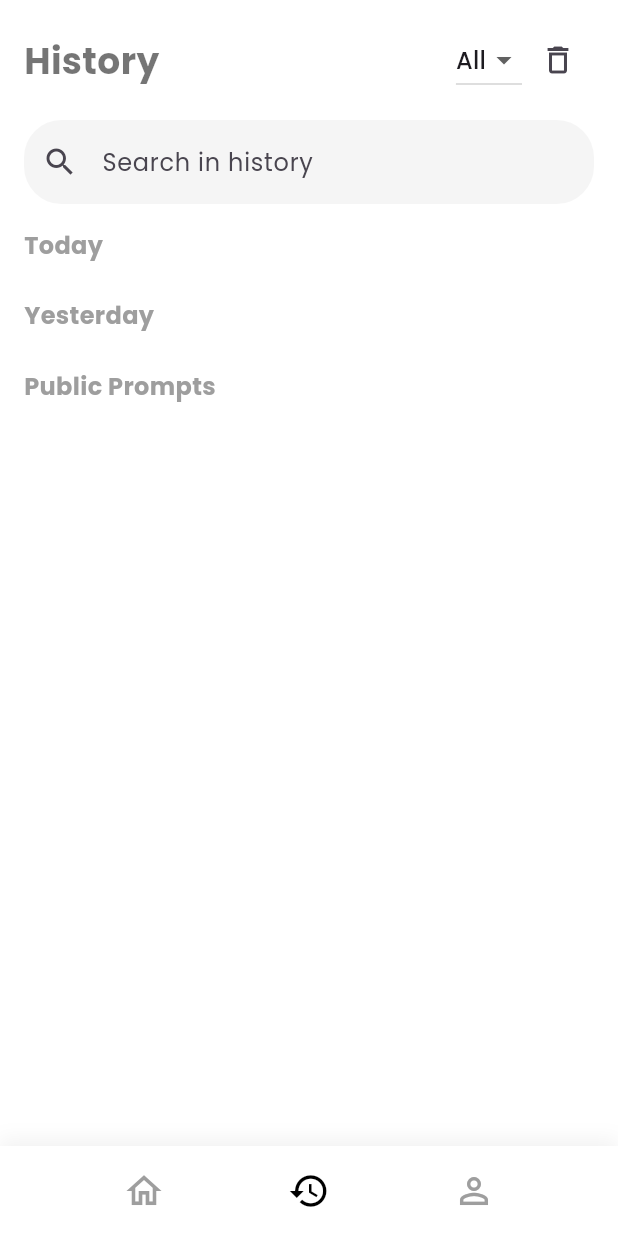
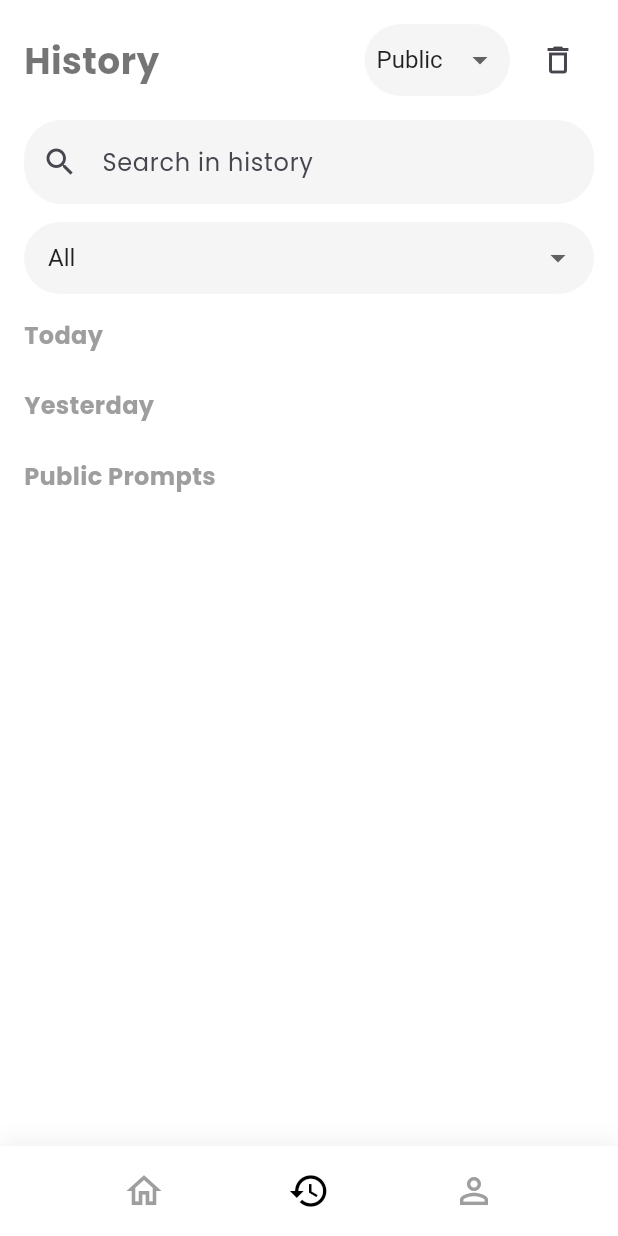
Before and after one commit to Cyderxxv/advance_mobile_project, a Flutter app: the HistoryScreen screen opened directly, on a phone screen of 412 x 824 dp. Run offline on Flutter 3.47's test engine with Material 3 defaults, Android fonts, the phone set to English and light mode, and no system bars; our stand-ins replace cached_network_image, dio, flutter_bloc, pretty_dio_logger, shared_preferences, smooth_page_indicator; accounts and stored records are empty; network calls fail.

Commit message:
Prompt : add/remove favourite, list of favourite

```diff
--- a/lib/features/history/pages/history_screen.dart
+++ b/lib/features/history/pages/history_screen.dart
@@ -25,6 +25,8 @@ class _HistoryScreenState extends State<HistoryScreen> {
   List<dynamic> _publicPrompts = [];
   String _selectedCategory = 'All';
   Set<String> _categoriesSet = {'All'};
+  String _selectedFilter = 'Public';
+  final List<String> _filterOptions = ['Public', 'Private', 'Favorite'];
 
   @override
   void initState() {
@@ -56,7 +58,11 @@ class _HistoryScreenState extends State<HistoryScreen> {
             .contains(_searchController.text.toLowerCase());
         final matchesCategory = _selectedCategory == 'All' ||
             prompt['category'] == _selectedCategory;
-        return matchesQuery && matchesCategory;
+        final matchesFilter =
+            (_selectedFilter == 'Public' && prompt['isPublic']) ||
+                (_selectedFilter == 'Private' && !prompt['isPublic']) ||
+                (_selectedFilter == 'Favorite' && prompt['isFavorite']);
+        return matchesQuery && matchesCategory && matchesFilter;
       }).toList();
     });
   }
@@ -117,21 +123,34 @@ class _HistoryScreenState extends State<HistoryScreen> {
                     ),
                   ),
                   const Spacer(),
-                  DropdownButton<String>(
-                    value: _selectedCategory,
-                    items: _categoriesSet.map((String category) {
+                  Container(
+                    padding: const EdgeInsets.symmetric(horizontal: 8),
+                    decoration: BoxDecoration(
+                      color: Colors.grey[100],
+                      borderRadius: BorderRadius.circular(25),
+                    ),
+                    child: DropdownButton<String>(
+                      value: _selectedFilter,
+                      underline: Container(), // Remove default underline
+                      style: const TextStyle(
+                        fontSize: 16,
+                        color: Colors.black87,
+                      ),
+                      items: _filterOptions.map((String filter) {
                         return DropdownMenuItem<String>(
-                        value: category,
-                        child: Text(category),
+                          value: filter,
+                          child: Text(filter),
                         );
                       }).toList(),
                       onChanged: (String? newValue) {
                         setState(() {
-                        _selectedCategory = newValue!;
+                          _selectedFilter = newValue!;
                           _filterPrompts(); // Filter locally
                         });
                       },
                     ),
+                  ),
+                  const SizedBox(width: 8),
                   IconButton(
                     icon: const Icon(Icons.delete_outline),
                     onPressed: () {
@@ -166,6 +185,39 @@ class _HistoryScreenState extends State<HistoryScreen> {
                 ),
                 onSubmitted: (value) {
                   _filterPrompts(); // Filter locally
+                },
+              ),
+            ),
+            const SizedBox(height: 12),
+            Padding(
+              padding: const EdgeInsets.symmetric(horizontal: 16.0),
+              child: DropdownButtonFormField<String>(
+                value: _selectedCategory,
+                decoration: InputDecoration(
+                  contentPadding:
+                      const EdgeInsets.symmetric(horizontal: 12, vertical: 8),
+                  border: OutlineInputBorder(
+                    borderRadius: BorderRadius.circular(25),
+                    borderSide: BorderSide.none,
+                  ),
+                  filled: true,
+                  fillColor: Colors.grey[100],
+                ),
+                style: const TextStyle(
+                  fontSize: 16,
+                  color: Colors.black87,
+                ),
+                items: _categoriesSet.map((String category) {
+                  return DropdownMenuItem<String>(
+                    value: category,
+                    child: Text(category),
+                  );
+                }).toList(),
+                onChanged: (String? newValue) {
+                  setState(() {
+                    _selectedCategory = newValue!;
+                    _filterPrompts(); // Filter locally
+                  });
                 },
               ),
             ),
@@ -367,12 +419,28 @@ class _HistoryScreenState extends State<HistoryScreen> {
       child: Column(
         crossAxisAlignment: CrossAxisAlignment.start,
         children: [
-          Text(
+          Row(
+            mainAxisAlignment: MainAxisAlignment.spaceBetween,
+            children: [
+              Flexible(
+                child: Text(
                   prompt['title'] ?? 'No Title',
                   style: const TextStyle(
                     fontSize: 16,
                     color: Colors.black87,
                   ),
+                  overflow: TextOverflow.ellipsis,
+                ),
+              ),
+              IconButton(
+                icon: Icon(
+                  prompt['isFavorite'] ? Icons.favorite : Icons.favorite_border,
+                  color: prompt['isFavorite'] ? Colors.red : Colors.grey,
+                ),
+                onPressed: () =>
+                    _toggleFavorite(prompt['_id'], prompt['isFavorite']),
+              ),
+            ],
           ),
           const SizedBox(height: 4),
           Text(
@@ -401,6 +469,36 @@ class _HistoryScreenState extends State<HistoryScreen> {
         ],
       ),
     );
+  }
+
+  Future<void> _toggleFavorite(String promptId, bool isFavorite) async {
+    try {
+      DioNetwork.instant.init(AppConstants.jarvisBaseUrl, isAuth: true);
+      final headers = {
+        'x-jarvis-guid': '361331f8-fc9b-4dfe-a3f7-6d9a1e8b289b',
+        'Authorization': 'Bearer ${StoreData.instant.token}',
+      };
+
+      final response = await DioNetwork.instant.dio.request(
+        '/prompts/$promptId/favorite',
+        options:
+            Options(headers: headers, method: isFavorite ? 'DELETE' : 'POST'),
+      );
+
+      if (response.statusCode == 200 || response.statusCode == 201) {
+        print(isFavorite
+            ? 'Prompt removed from favorites'
+            : 'Prompt added to favorites');
+        setState(() {
+          final prompt = _allPrompts.firstWhere((p) => p['_id'] == promptId);
+          prompt['isFavorite'] = !prompt['isFavorite'];
+        });
+      } else {
+        print('Failed to update favorite status: ${response.statusMessage}');
+      }
+    } catch (e) {
+      print('Error updating favorite status: $e');
+    }
   }
 
   Future<void> _showDeleteConfirmation(BuildContext context) async {
```
Lines whose indentation alone changed are shown as unchanged.
